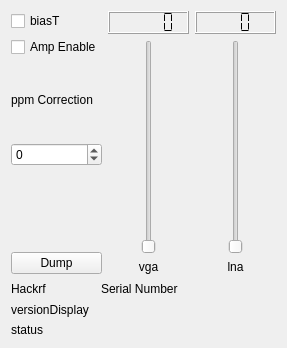
Above: sources/devices/hackrf-handler/hackrf-widget.ui from JvanKatwijk/qt-dab before the change. Below: the same form after it.
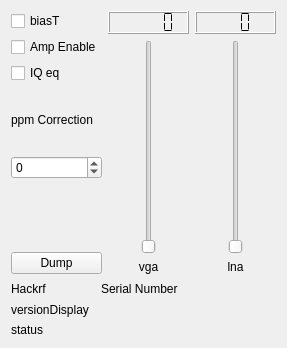
That is the form after the change.

Commit message: update hackrf handler

Patch:
```diff
--- a/sources/devices/hackrf-handler/hackrf-widget.ui
+++ b/sources/devices/hackrf-handler/hackrf-widget.ui
@@ -35,6 +35,16 @@
          </property>
         </widget>
        </item>
+       <item>
+        <widget class="QCheckBox" name="IQequalizer">
+         <property name="toolTip">
+          <string>&lt;html&gt;&lt;head/&gt;&lt;body&gt;&lt;p&gt;It seems that the I and Q samples are a little unbalanced. Settings this&lt;/p&gt;&lt;p&gt;selector enables a software &amp;quot;equalizer&amp;quot; to address this issue&lt;/p&gt;&lt;/body&gt;&lt;/html&gt;</string>
+         </property>
+         <property name="text">
+          <string>IQ eq</string>
+         </property>
+        </widget>
+       </item>
        <item>
         <widget class="QLabel" name="label">
          <property name="text">
```
Left out of the diff: 3 changed lines with no effect on the pictures. The commit also changes 6 other files.
